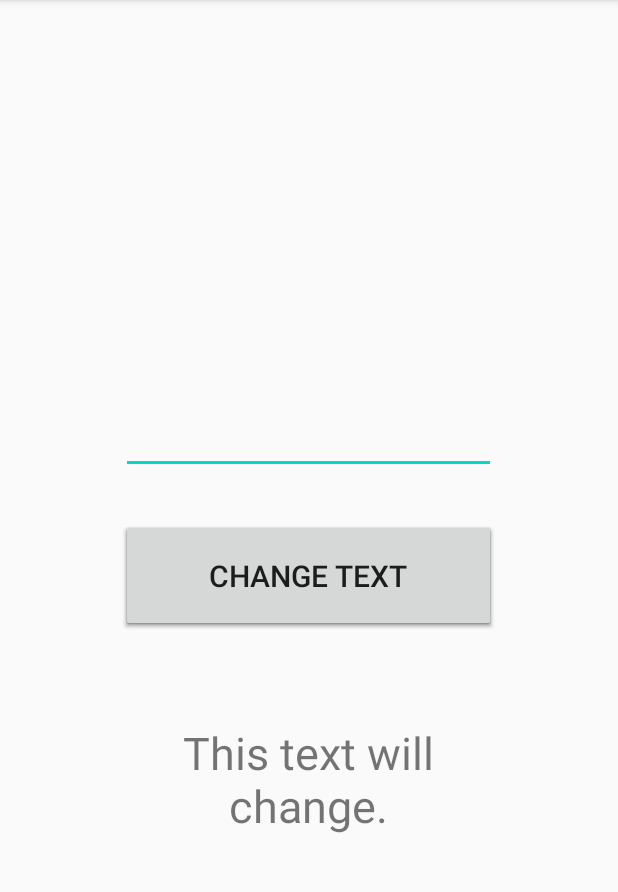
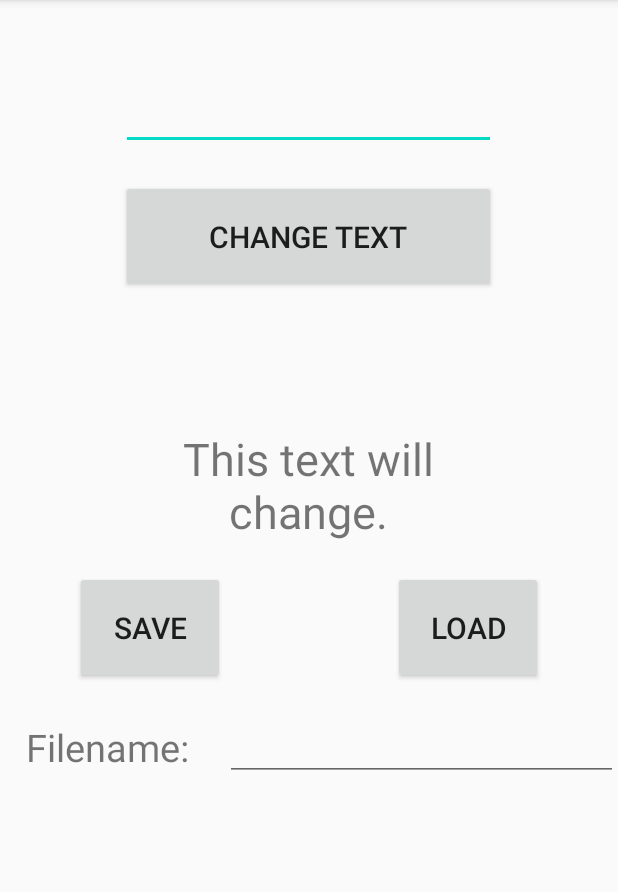
Before and after one commit to ViliAu/Olio-ohjelmointi, an Android app: the screen it shows after launch (MainActivity), on a phone screen of 412 x 824 dp, the part 84-976 px from its top. Run offline under Robolectric (Android 15) with nearby library versions, the phone set to English and light mode, and no system bars.

Commit message:
Hello world v final

```diff
--- a/AndroidStudioProjects/HelloWorld/app/src/main/java/com/example/helloworld/MainActivity.java
+++ b/AndroidStudioProjects/HelloWorld/app/src/main/java/com/example/helloworld/MainActivity.java
@@ -2,8 +2,10 @@ package com.example.helloworld;
 
 import androidx.appcompat.app.AppCompatActivity;
 
+import android.content.Context;
 import android.content.SharedPreferences;
 import android.os.Bundle;
+import android.os.Environment;
 import android.text.Editable;
 import android.text.TextWatcher;
 import android.view.KeyEvent;
@@ -13,20 +15,26 @@ import android.widget.EditText;
 import android.widget.TextView;
 
 import java.lang.reflect.Field;
+import java.sql.SQLOutput;
+import java.util.ArrayList;
 
 public class MainActivity extends AppCompatActivity {
 
-    Button changeButton;
-    TextView helloField;
+    Button changeButton, saveButton, loadButton;
+    TextView textField;
+    EditText helloEditor, fileName;
 
-    EditText helloEditor;
-
+    Context c;
+    FileHandler filukka;
 
     @Override
     protected void onCreate(Bundle savedInstanceState) {
         // Setup view
         super.onCreate(savedInstanceState);
         setContentView(R.layout.activity_main);
+
+        c = getApplicationContext();
+        filukka = new FileHandler(c);
         initButtons();
         initFields();
         initEditors();
@@ -37,18 +45,50 @@ public class MainActivity extends AppCompatActivity {
         changeButton.setOnClickListener(new View.OnClickListener() {
             @Override
             public void onClick(View v) {
-                onClickEvent();
+                changeText();
+            }
+        });
+
+        saveButton = (Button)findViewById(R.id.button_save);
+        saveButton.setOnClickListener(new View.OnClickListener() {
+            @Override
+            public void onClick(View v) {
+                saveText();
+            }
+        });
+
+        loadButton = (Button)findViewById(R.id.button_load);
+        loadButton.setOnClickListener(new View.OnClickListener() {
+            @Override
+            public void onClick(View v) {
+                loadText();
             }
         });
     }
 
-    void onClickEvent() {
+    void changeText() {
         System.out.println("_LOG: Hello World");
-        helloField.setText(helloEditor.getText());
+        textField.setText(helloEditor.getText());
+    }
+
+    void saveText() {
+        if (filukka != null)
+            filukka.writeFile(fileName.getText().toString(), textField.getText().toString());
+        System.out.println("_LOG:" + filukka);
+    }
+
+    void loadText() {
+        ArrayList<String> fileLines = new ArrayList<String>();
+        String contents = "";
+        fileLines = filukka.readFile(fileName.getText().toString());
+        for (String s : fileLines) {
+            contents += s;
+        }
+        textField.setText(contents);
     }
 
     void initFields() {
-        helloField = (TextView)findViewById(R.id.field_hello_world);
+        textField = (TextView)findViewById(R.id.field_hello_world);
     }
 
     void initEditors() {
@@ -61,7 +101,7 @@ public class MainActivity extends AppCompatActivity {
 
             @Override
             public void onTextChanged(CharSequence s, int start, int before, int count) {
-                helloField.setText(helloEditor.getText());
+                textField.setText(helloEditor.getText());
             }
 
             @Override
@@ -70,6 +110,7 @@ public class MainActivity extends AppCompatActivity {
             }
         });
 
+        fileName = (EditText)findViewById(R.id.edit_text_filename);
 
     }
 }
--- a/AndroidStudioProjects/HelloWorld/app/src/main/res/layout/activity_main.xml
+++ b/AndroidStudioProjects/HelloWorld/app/src/main/res/layout/activity_main.xml
@@ -11,7 +11,9 @@
 
         android:layout_width="250dp"
         android:layout_height="75dp"
-        android:layout_centerInParent="true"
+        android:layout_marginTop="120dp"
+        android:layout_centerHorizontal="true"
+        android:layout_marginBottom="30dp"
 
         android:text="Change text"
         android:textSize="20sp"
@@ -20,22 +22,27 @@
     <Button
         android:id="@+id/button_save"
 
-        android:layout_width="250dp"
+        android:layout_width="100dp"
         android:layout_height="75dp"
-        android:layout_centerInParent="true"
+        android:layout_below="@id/field_hello_world"
+        android:layout_marginTop="20dp"
+        android:layout_marginLeft="50dp"
 
-        android:text="Change text"
+        android:text="Save"
         android:textSize="20sp"
         />
 
     <Button
         android:id="@+id/button_load"
 
-        android:layout_width="250dp"
+        android:layout_width="100dp"
         android:layout_height="75dp"
-        android:layout_centerInParent="true"
+        android:layout_below="@id/field_hello_world"
+        android:layout_alignParentRight="true"
+        android:layout_marginTop="20dp"
+        android:layout_marginRight="50dp"
 
-        android:text="Change text"
+        android:text="Load"
         android:textSize="20sp"
         />
 
@@ -53,13 +60,38 @@
         android:textAlignment="center"
     />
 
+    <TextView
+        android:id="@+id/field_filename"
+
+        android:layout_width="150dp"
+        android:layout_height="40dp"
+        android:layout_below="@id/field_hello_world"
+        android:layout_marginTop="120dp"
+
+        android:text="Filename: "
+        android:textSize="25sp"
+        android:textAlignment="center"
+    />
+
     <EditText
         android:id="@+id/edit_text_hello_world"
 
         android:layout_width="250dp"
         android:layout_height="75dp"
         android:layout_above="@id/button_hello_world"
-        android:layout_marginBottom="30dp"
+        android:layout_marginBottom="-100dp"
+        android:layout_centerInParent="true"
+    />
+
+    <EditText
+        android:id="@+id/edit_text_filename"
+
+        android:layout_width="150dp"
+        android:layout_height="40dp"
+        android:layout_below="@id/field_hello_world"
+        android:layout_marginTop="120dp"
+        android:layout_alignParentRight="true"
+        android:layout_toRightOf="@id/field_filename"
         android:layout_centerInParent="true"
     />
 
```
Also changed, not shown: AndroidStudioProjects/HelloWorld/app/src/main/java/com/example/helloworld/FileHandler.java (added, +75 -0 lines).
